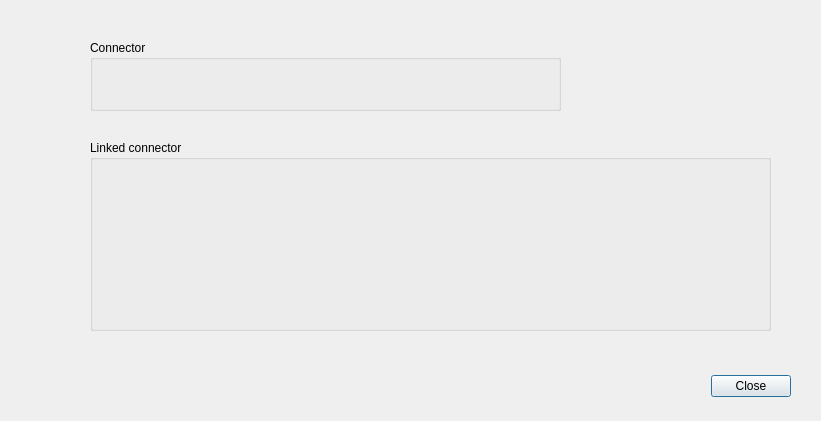
This is src/mdttools/mdttesttool/mdtcablelist/mdtClLinkedUnitConnectorInfoDialog.ui in scandyna/multidiagtools as Qt 5 draws it before an edit. The edited form follows.
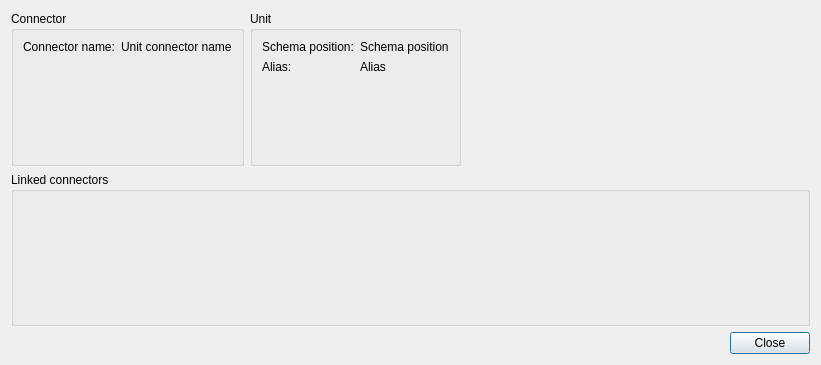
This is the edited form.

Diff of the .ui file:
```diff
--- a/src/mdttools/mdttesttool/mdtcablelist/mdtClLinkedUnitConnectorInfoDialog.ui
+++ b/src/mdttools/mdttesttool/mdtcablelist/mdtClLinkedUnitConnectorInfoDialog.ui
@@ -7,54 +7,108 @@
     <x>0</x>
     <y>0</y>
     <width>821</width>
-    <height>421</height>
+    <height>365</height>
    </rect>
   </property>
   <property name="windowTitle">
    <string>Dialog</string>
   </property>
-  <widget class="QDialogButtonBox" name="buttonBox">
-   <property name="geometry">
-    <rect>
-     <x>450</x>
-     <y>370</y>
-     <width>341</width>
-     <height>32</height>
-    </rect>
-   </property>
-   <property name="orientation">
-    <enum>Qt::Horizontal</enum>
-   </property>
-   <property name="standardButtons">
-    <set>QDialogButtonBox::Close</set>
-   </property>
-  </widget>
-  <widget class="QGroupBox" name="gbConnector">
-   <property name="geometry">
-    <rect>
-     <x>90</x>
-     <y>40</y>
-     <width>471</width>
-     <height>71</height>
-    </rect>
-   </property>
-   <property name="title">
-    <string>Connector</string>
-   </property>
-  </widget>
-  <widget class="QGroupBox" name="gbLinkedConnectors">
-   <property name="geometry">
-    <rect>
-     <x>90</x>
-     <y>140</y>
-     <width>681</width>
-     <height>191</height>
-    </rect>
-   </property>
-   <property name="title">
-    <string>Linked connector</string>
-   </property>
-  </widget>
+  <layout class="QVBoxLayout" name="verticalLayout">
+   <item>
+    <layout class="QHBoxLayout" name="horizontalLayout">
+     <item>
+      <widget class="QGroupBox" name="gbConnector">
+       <property name="title">
+        <string>Connector</string>
+       </property>
+       <layout class="QFormLayout" name="formLayout_2">
+        <item row="0" column="0">
+         <widget class="QLabel" name="lbUnitConnectorNameLabel">
+          <property name="text">
+           <string>Connector name:</string>
+          </property>
+         </widget>
+        </item>
+        <item row="0" column="1">
+         <widget class="QLabel" name="lbUnitConnectorName">
+          <property name="text">
+           <string>Unit connector name</string>
+          </property>
+         </widget>
+        </item>
+       </layout>
+      </widget>
+     </item>
+     <item>
+      <widget class="QGroupBox" name="gbUnit">
+       <property name="title">
+        <string>Unit</string>
+       </property>
+       <layout class="QFormLayout" name="formLayout">
+        <item row="0" column="0">
+         <widget class="QLabel" name="lbSchemaPositionLabel">
+          <property name="text">
+           <string>Schema position:</string>
+          </property>
+         </widget>
+        </item>
+        <item row="0" column="1">
+         <widget class="QLabel" name="lbSchemaPosition">
+          <property name="text">
+           <string>Schema position</string>
+          </property>
+         </widget>
+        </item>
+        <item row="1" column="0">
+         <widget class="QLabel" name="lbAliasLabel">
+          <property name="text">
+           <string>Alias:</string>
+          </property>
+         </widget>
+        </item>
+        <item row="1" column="1">
+         <widget class="QLabel" name="lbAlias">
+          <property name="text">
+           <string>Alias</string>
+          </property>
+         </widget>
+        </item>
+       </layout>
+      </widget>
+     </item>
+     <item>
+      <spacer name="horizontalSpacer">
+       <property name="orientation">
+        <enum>Qt::Horizontal</enum>
+       </property>
+       <property name="sizeHint" stdset="0">
+        <size>
+         <width>40</width>
+         <height>20</height>
+        </size>
+       </property>
+      </spacer>
+     </item>
+    </layout>
+   </item>
+   <item>
+    <widget class="QGroupBox" name="gbLinkedConnectors">
+     <property name="title">
+      <string>Linked connectors</string>
+     </property>
+    </widget>
+   </item>
+   <item>
+    <widget class="QDialogButtonBox" name="buttonBox">
+     <property name="orientation">
+      <enum>Qt::Horizontal</enum>
+     </property>
+     <property name="standardButtons">
+      <set>QDialogButtonBox::Close</set>
+     </property>
+    </widget>
+   </item>
+  </layout>
  </widget>
  <resources/>
  <connections>
```
Left out of the diff: 2 changed lines with no effect on the pictures.
